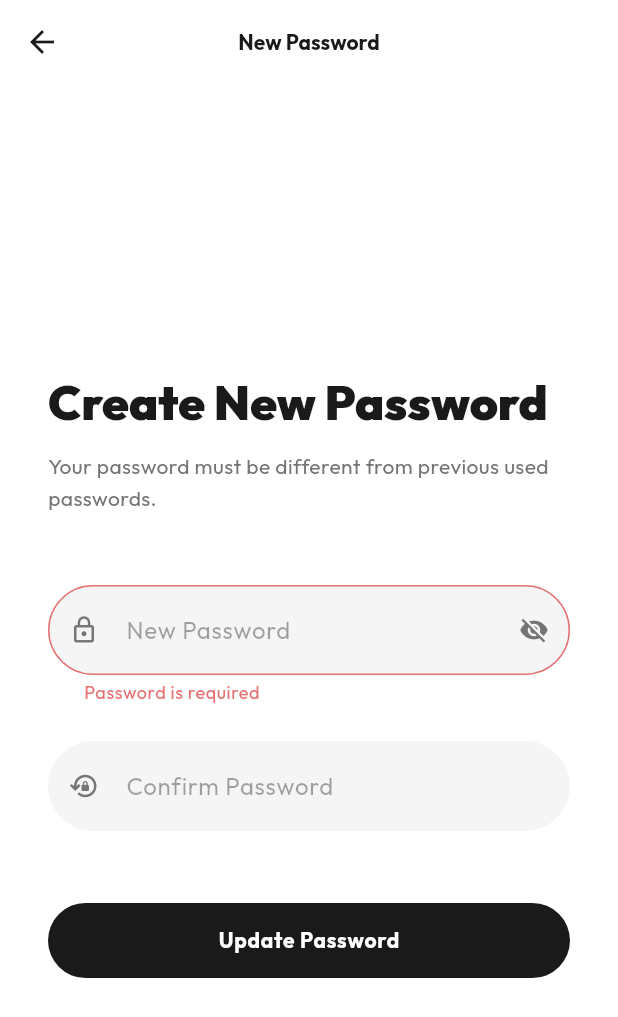
After one commit to Surya-2k4/Sri-Vaari-Mart, a Flutter app: the UpdatePasswordView screen opened directly, after a tap on "Update Password", on a phone screen of 412 x 824 dp. The commit adds this screen. Shown: the top 1017 px of the screen. Run offline on Flutter 3.47's test engine with Material 3 defaults, Android fonts, the phone set to English and light mode, and no system bars; our stand-ins replace fl_chart, flutter_dotenv, flutter_markdown, flutter_riverpod, google_fonts, image_picker and 4 more; missing offline and left inert: razorpay_flutter; accounts and stored records are empty.

Commit message:
done forgot pass and ui improvements

```diff
--- a/lib/app.dart
+++ b/lib/app.dart
@@ -6,15 +6,42 @@ import 'core/theme/theme_provider.dart';
 //import 'features/home/presentation/screens/home_screen.dart';
 // ignore: unused_import
 import 'features/splash/view/splash_view.dart';
+import 'package:supabase_flutter/supabase_flutter.dart';
+import 'features/auth/view/update_password_view.dart';
 
-class MyApp extends ConsumerWidget {
+final GlobalKey<NavigatorState> navigatorKey = GlobalKey<NavigatorState>();
+
+class MyApp extends ConsumerStatefulWidget {
   const MyApp({super.key});
 
   @override
-  Widget build(BuildContext context, WidgetRef ref) {
+  ConsumerState<MyApp> createState() => _MyAppState();
+}
+
+class _MyAppState extends ConsumerState<MyApp> {
+  @override
+  void initState() {
+    super.initState();
+    _setupAuthListener();
+  }
+
+  void _setupAuthListener() {
+    Supabase.instance.client.auth.onAuthStateChange.listen((data) {
+      final AuthChangeEvent event = data.event;
+      if (event == AuthChangeEvent.passwordRecovery) {
+        navigatorKey.currentState?.push(
+          MaterialPageRoute(builder: (_) => const UpdatePasswordView()),
+        );
+      }
+    });
+  }
+
+  @override
+  Widget build(BuildContext context) {
     final themeMode = ref.watch(themeProvider);
 
     return MaterialApp(
+      navigatorKey: navigatorKey,
       debugShowCheckedModeBanner: false,
       theme: AppTheme.lightTheme,
       darkTheme: AppTheme.darkTheme,
--- a/lib/features/admin/view/admin_login_view.dart
+++ b/lib/features/admin/view/admin_login_view.dart
@@ -57,8 +57,8 @@ class _AdminLoginViewState extends ConsumerState<AdminLoginView> {
                   suffixIcon: IconButton(
                     icon: Icon(
                       _obscurePassword
-                          ? Icons.visibility
-                          : Icons.visibility_off,
+                          ? Icons.visibility_off
+                          : Icons.visibility,
                     ),
                     onPressed: () {
                       setState(() => _obscurePassword = !_obscurePassword);
--- /dev/null
+++ b/lib/features/auth/view/update_password_view.dart
@@ -0,0 +1,172 @@
+import 'package:flutter/material.dart';
+import 'package:flutter_riverpod/flutter_riverpod.dart';
+import 'package:vaari/core/constants/app_colors.dart';
+import '../viewmodel/auth_viewmodel.dart';
+import 'login_view.dart';
+
+
+class UpdatePasswordView extends ConsumerStatefulWidget {
+  const UpdatePasswordView({super.key});
+
+  @override
+  ConsumerState<UpdatePasswordView> createState() => _UpdatePasswordViewState();
+}
+
+class _UpdatePasswordViewState extends ConsumerState<UpdatePasswordView> {
+  final _formKey = GlobalKey<FormState>();
+  late final TextEditingController _passwordController;
+  late final TextEditingController _confirmPasswordController;
+  bool _obscurePassword = true;
+
+  @override
+  void initState() {
+    super.initState();
+    _passwordController = TextEditingController();
+    _confirmPasswordController = TextEditingController();
+  }
+
+  @override
+  void dispose() {
+    _passwordController.dispose();
+    _confirmPasswordController.dispose();
+    super.dispose();
+  }
+
+  @override
+  Widget build(BuildContext context) {
+    final theme = Theme.of(context);
+    final authState = ref.watch(authViewModelProvider);
+
+    ref.listen(authViewModelProvider, (previous, next) {
+      next.whenOrNull(
+        data: (user) {
+          if (user == null && previous?.isLoading == true) {
+            ScaffoldMessenger.of(context).showSnackBar(
+              SnackBar(
+                content: const Text('Password updated successfully! Please login with your new password.'),
+                backgroundColor: theme.colorScheme.primary,
+                behavior: SnackBarBehavior.floating,
+              ),
+            );
+            // After successful update, user might be logged in automatically by Supabase.
+            // But we might want them to go back to the login screen for fresh start.
+            Navigator.pushAndRemoveUntil(
+              context,
+              MaterialPageRoute(builder: (_) => const LoginView()),
+              (route) => false,
+            );
+          }
+        },
+        error: (e, _) {
+          ScaffoldMessenger.of(context).showSnackBar(
+            SnackBar(
+              content: Text(e.toString()),
+              backgroundColor: theme.colorScheme.error,
+              behavior: SnackBarBehavior.floating,
+            ),
+          );
+        },
+      );
+    });
+
+    return Scaffold(
+      backgroundColor: Colors.white,
+      appBar: AppBar(
+        title: const Text('New Password'),
+        centerTitle: true,
+      ),
+      body: Center(
+        child: ConstrainedBox(
+          constraints: const BoxConstraints(maxWidth: 500),
+          child: SingleChildScrollView(
+            child: Padding(
+              padding: const EdgeInsets.symmetric(horizontal: 32.0),
+              child: Column(
+                crossAxisAlignment: CrossAxisAlignment.start,
+                children: [
+                  const SizedBox(height: 20),
+                  Text(
+                    'Create New Password',
+                    style: theme.textTheme.headlineLarge?.copyWith(
+                      fontWeight: FontWeight.w900,
+                      color: AppColors.primaryBlack,
+                    ),
+                  ),
+                  const SizedBox(height: 12),
+                  Text(
+                    'Your password must be different from previous used passwords.',
+                    style: theme.textTheme.bodyMedium?.copyWith(
+                      color: Colors.grey.shade600,
+                      height: 1.5,
+                    ),
+                  ),
+                  const SizedBox(height: 48),
+
+                  Form(
+                    key: _formKey,
+                    child: Column(
+                      children: [
+                        TextFormField(
+                          controller: _passwordController,
+                          obscureText: _obscurePassword,
+                          decoration: InputDecoration(
+                            hintText: 'New Password',
+                            prefixIcon: const Icon(Icons.lock_outline, size: 20),
+                            suffixIcon: IconButton(
+                              icon: Icon(
+                                _obscurePassword
+                                    ? Icons.visibility_off
+                                    : Icons.visibility,
+                                size: 20,
+                              ),
+                              onPressed: () => setState(() => _obscurePassword = !_obscurePassword),
+                            ),
+                          ),
+                          validator: (value) {
+                            if (value == null || value.isEmpty) return 'Password is required';
+                            if (value.length < 6) return 'Password must be at least 6 characters';
+                            return null;
+                          },
+                        ),
+                        const SizedBox(height: 24),
+                        TextFormField(
+                          controller: _confirmPasswordController,
+                          obscureText: _obscurePassword,
+                          decoration: const InputDecoration(
+                            hintText: 'Confirm Password',
+                            prefixIcon: Icon(Icons.lock_reset_outlined, size: 20),
+                          ),
+                          validator: (value) {
+                            if (value != _passwordController.text) return 'Passwords do not match';
+                            return null;
+                          },
+                        ),
+                        const SizedBox(height: 48),
+                        authState.isLoading
+                            ? const CircularProgressIndicator()
+                            : SizedBox(
+                                width: double.infinity,
+                                height: 50,
+                                child: ElevatedButton(
+                                  onPressed: () {
+                                    if (_formKey.currentState!.validate()) {
+                                      ref.read(authViewModelProvider.notifier).updatePassword(
+                                        _passwordController.text.trim(),
+                                      );
+                                    }
+                                  },
+                                  child: const Text('Update Password'),
+                                ),
+                              ),
+                      ],
+                    ),
+                  ),
+                ],
+              ),
+            ),
+          ),
+        ),
+      ),
+    );
+  }
+}
```
Also changed, not shown: lib/features/auth/viewmodel/auth_viewmodel.dart (+23 -3 lines), 2 other files.
